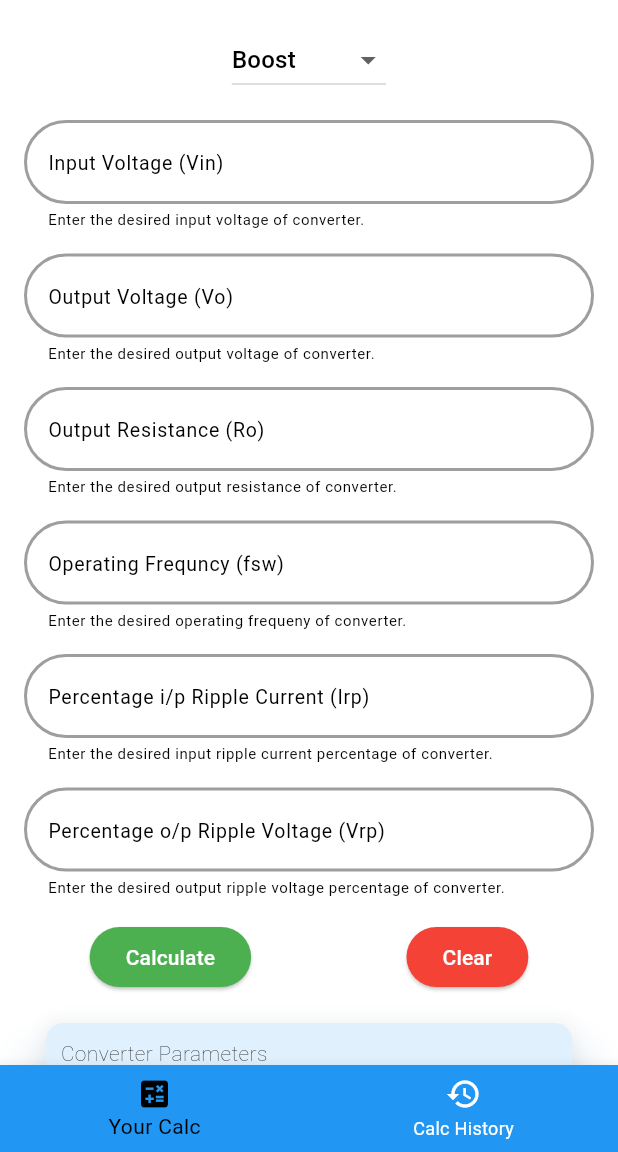
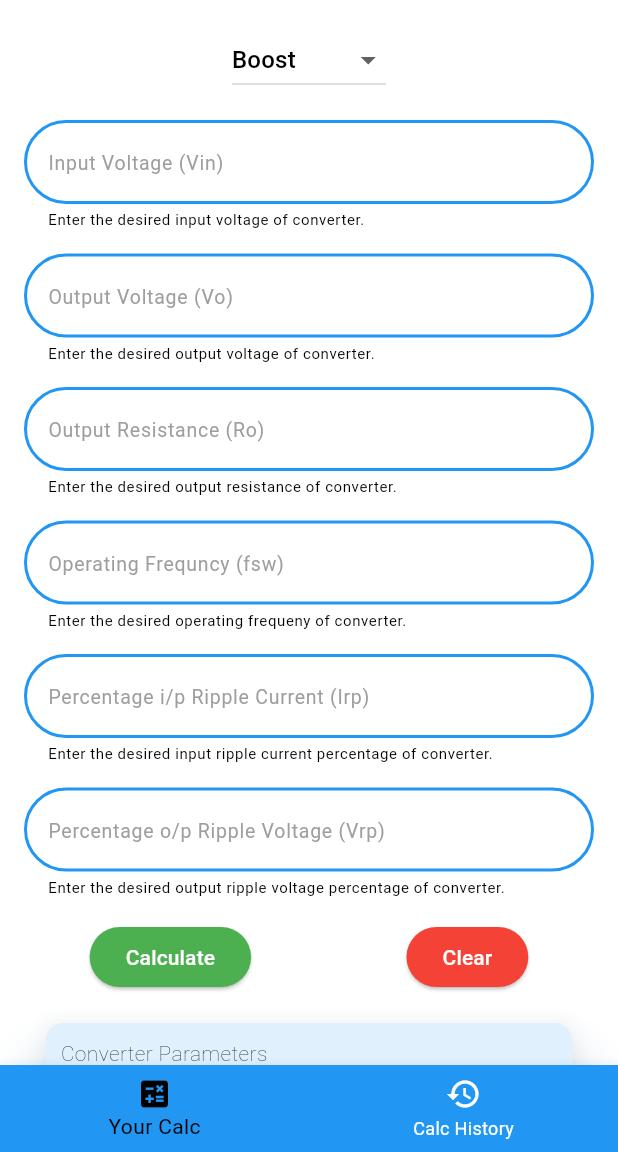
Before and after one commit to PranayJagtap06/convertercalc-flutter, a Flutter app: the CalcMainPage screen opened by its route, on a phone screen of 412 x 824 dp, the part 84-1236 px from its top. Run offline on Flutter 3.47's test engine with Material 3 defaults, Android fonts, the phone set to English and light mode, and no system bars; our stand-ins replace font_awesome_flutter, permission_handler, share_plus; missing offline and left inert: android_intent; Roboto replaces fonts that are missing (FiraCodeNerdFont, FiraCodeNerdFontMono, FiraCodeNerdFontPropo).

Commit message:
added isDark argument to main_page and calc_page and updated TextFields.

```diff
--- a/lib/Pages/calc_page.dart
+++ b/lib/Pages/calc_page.dart
@@ -7,7 +7,9 @@ import 'package:path_provider/path_provider.dart';
 // import 'package:permission_handler/permission_handler.dart';
 
 class CalcPage extends StatefulWidget {
-  const CalcPage({super.key});
+  const CalcPage({super.key, required this.isDark});
+
+  final bool isDark;
 
   @override
   State<CalcPage> createState() => _CalcPageState();
@@ -55,10 +57,28 @@ class _CalcPageState extends State<CalcPage> {
         });
       });
     });
+    _focusNodevin.addListener(_handleFocusChange);
+    _focusNodevo.addListener(_handleFocusChange);
+    _focusNodero.addListener(_handleFocusChange);
+    _focusNodefsw.addListener(_handleFocusChange);
+    _focusNodeIrp.addListener(_handleFocusChange);
+    _focusNodeVrp.addListener(_handleFocusChange);
   }
 
   @override
   void dispose() {
+    _focusNodevin.removeListener(_handleFocusChange);
+    _focusNodevo.removeListener(_handleFocusChange);
+    _focusNodero.removeListener(_handleFocusChange);
+    _focusNodefsw.removeListener(_handleFocusChange);
+    _focusNodeIrp.removeListener(_handleFocusChange);
+    _focusNodeVrp.removeListener(_handleFocusChange);
+    _focusNodevin.dispose();
+    _focusNodevo.dispose();
+    _focusNodero.dispose();
+    _focusNodefsw.dispose();
+    _focusNodeIrp.dispose();
+    _focusNodeVrp.dispose();
     scrollMain.dispose();
     scrollOp.dispose();
     super.dispose();
@@ -408,6 +428,43 @@ class _CalcPageState extends State<CalcPage> {
     });
   }
 
+  final FocusNode _focusNodevin = FocusNode();
+  final FocusNode _focusNodevo = FocusNode();
+  final FocusNode _focusNodero = FocusNode();
+  final FocusNode _focusNodefsw = FocusNode();
+  final FocusNode _focusNodeIrp = FocusNode();
+  final FocusNode _focusNodeVrp = FocusNode();
+
+  void _handleFocusChange() {
+    setState(() {
+      // Force a rebuild to update the fill color based on the focus state
+    });
+  }
+
+  Color _getFillColor(bool hasFocus) {
+    if (widget.isDark) {
+      return hasFocus ? Colors.amber[600]! : Colors.transparent;
+    } else {
+      return hasFocus ? Colors.blue[600]! : Colors.transparent;
+    }
+  }
+
+  TextStyle _getHintStyle(bool hasFocus) {
+    if (widget.isDark) {
+      return TextStyle(
+        fontFamily: 'FiraCodeNerdFontPropo',
+        fontSize: 13,
+        color: hasFocus ? Colors.black : Colors.grey,
+      );
+    } else {
+      return TextStyle(
+        fontFamily: 'FiraCodeNerdFontPropo',
+        fontSize: 13,
+        color: hasFocus ? Colors.white : Colors.grey,
+      );
+    }
+  }
+
   @override
   Widget build(BuildContext context) {
     return Scaffold(
@@ -428,7 +485,8 @@ class _CalcPageState extends State<CalcPage> {
             DropdownButton<String>(
               elevation: 10,
               borderRadius: const BorderRadius.all(Radius.circular(30)),
-              dropdownColor: Theme.of(context).colorScheme.secondary,//Colors.grey[400],
+              dropdownColor:
+                  Theme.of(context).colorScheme.secondary, //Colors.grey[400],
               value: _mode,
               onChanged: (String? newValue) {
                 setState(() {
@@ -456,25 +514,26 @@ class _CalcPageState extends State<CalcPage> {
               controller: vin,
               decoration: InputDecoration(
                 border: const OutlineInputBorder(),
-                focusColor: Colors.blue[100],
                 enabledBorder: OutlineInputBorder(
-                  borderSide: const BorderSide(
-                    color: Colors.grey,
+                  borderSide: BorderSide(
+                    color: Theme.of(context).colorScheme.secondary,
                     width: 2.0,
                   ),
                   borderRadius: BorderRadius.circular(50.0),
                 ),
                 focusedBorder: OutlineInputBorder(
-                  borderSide: const BorderSide(
-                    color: Colors.blue, // Change this to your desired color
+                  borderSide: BorderSide(
+                    color: Theme.of(context)
+                        .colorScheme
+                        .primary, // Change this to your desired color
                     width: 2.0, // Adjust the border width as needed
                   ),
                   borderRadius: BorderRadius.circular(50.0),
                 ),
                 filled: true,
+                fillColor: _getFillColor(_focusNodevin.hasFocus),
                 hintText: 'Input Voltage (Vin)',
-                hintStyle: const TextStyle(
-                    fontFamily: 'FiraCodeNerdFontPropo', fontSize: 13),
+                hintStyle: _getHintStyle(_focusNodevin.hasFocus),
                 helperText: 'Enter the desired input voltage of converter.',
                 helperMaxLines: 2,
                 helperStyle: const TextStyle(
@@ -489,6 +548,7 @@ class _CalcPageState extends State<CalcPage> {
               onEditingComplete: () {
                 FocusScope.of(context).nextFocus();
               },
+              focusNode: _focusNodevin,
             ),
             const SizedBox(
               height: 16.0,
@@ -497,25 +557,24 @@ class _CalcPageState extends State<CalcPage> {
               controller: vo,
               decoration: InputDecoration(
                 border: const OutlineInputBorder(),
-                focusColor: Colors.blue[100],
                 enabledBorder: OutlineInputBorder(
-                  borderSide: const BorderSide(
-                    color: Colors.grey,
+                  borderSide: BorderSide(
+                    color: Theme.of(context).colorScheme.secondary,
                     width: 2.0,
                   ),
                   borderRadius: BorderRadius.circular(50.0),
                 ),
                 focusedBorder: OutlineInputBorder(
-                  borderSide: const BorderSide(
-                    color: Colors.blue, // Change this to your desired color
+                  borderSide: BorderSide(
+                    color: Theme.of(context).colorScheme.primary, // Change this to your desired color
                     width: 2.0, // Adjust the border width as needed
                   ),
                   borderRadius: BorderRadius.circular(50.0),
                 ),
                 filled: true,
+                fillColor: _getFillColor(_focusNodevo.hasFocus),
                 hintText: 'Output Voltage (Vo)',
-                hintStyle: const TextStyle(
-                    fontFamily: 'FiraCodeNerdFontPropo', fontSize: 13),
+                hintStyle: _getHintStyle(_focusNodevo.hasFocus),
                 helperText: 'Enter the desired output voltage of converter.',
                 helperMaxLines: 2,
                 helperStyle: const TextStyle(
@@ -530,6 +589,7 @@ class _CalcPageState extends State<CalcPage> {
               onEditingComplete: () {
                 FocusScope.of(context).nextFocus();
               },
+              focusNode: _focusNodevo,
             ),
             const SizedBox(
               height: 16.0,
@@ -538,27 +598,25 @@ class _CalcPageState extends State<CalcPage> {
               controller: ro,
               decoration: InputDecoration(
                 border: const OutlineInputBorder(),
-                focusColor: Colors.blue[100],
                 enabledBorder: OutlineInputBorder(
-                  borderSide: const BorderSide(
-                    color: Colors.grey,
+                  borderSide: BorderSide(
+                    color: Theme.of(context).colorScheme.secondary,
                     width: 2.0,
                   ),
                   borderRadius: BorderRadius.circular(50.0),
                 ),
                 focusedBorder: OutlineInputBorder(
-                  borderSide: const BorderSide(
-                    color: Colors.blue, // Change this to your desired color
+                  borderSide: BorderSide(
+                    color: Theme.of(context).colorScheme.primary, // Change this to your desired color
                     width: 2.0, // Adjust the border width as needed
                   ),
                   borderRadius: BorderRadius.circular(50.0),
                 ),
                 filled: true,
+                fillColor: _getFillColor(_focusNodero.hasFocus),
                 hintText: 'Output Resistance (Ro)',
-                hintStyle: const TextStyle(
-                    fontFamily: 'FiraCodeNerdFontPropo', fontSize: 13),
-                helperText:
-                    'Enter the desired output resistance of converter.',
+                hintStyle: _getHintStyle(_focusNodero.hasFocus),
+                helperText: 'Enter the desired output resistance of converter.',
                 helperMaxLines: 2,
                 helperStyle: const TextStyle(
                     fontFamily: 'FiraCodeNerdFontMono', fontSize: 10),
@@ -572,6 +630,7 @@ class _CalcPageState extends State<CalcPage> {
               onEditingComplete: () {
                 FocusScope.of(context).nextFocus();
               },
+              focusNode: _focusNodero,
             ),
             const SizedBox(
               height: 16.0,
@@ -580,25 +639,24 @@ class _CalcPageState extends State<CalcPage> {
               controller: fsw,
               decoration: InputDecoration(
                 border: const OutlineInputBorder(),
-                focusColor: Colors.blue[100],
                 enabledBorder: OutlineInputBorder(
-                  borderSide: const BorderSide(
-                    color: Colors.grey,
+                  borderSide: BorderSide(
+                    color: Theme.of(context).colorScheme.secondary,
                     width: 2.0,
                   ),
                   borderRadius: BorderRadius.circular(50.0),
                 ),
                 focusedBorder: OutlineInputBorder(
-                  borderSide: const BorderSide(
-                    color: Colors.blue, // Change this to your desired color
+                  borderSide: BorderSide(
+                    color: Theme.of(context).colorScheme.primary, // Change this to your desired color
                     width: 2.0, // Adjust the border width as needed
                   ),
                   borderRadius: BorderRadius.circular(50.0),
                 ),
                 filled: true,
+                fillColor: _getFillColor(_focusNodefsw.hasFocus),
                 hintText: 'Operating Frequncy (fsw)',
-                hintStyle: const TextStyle(
-                    fontFamily: 'FiraCodeNerdFontPropo', fontSize: 13),
+                hintStyle: _getHintStyle(_focusNodefsw.hasFocus),
                 helperText:
                     'Enter the desired operating frequeny of converter.',
                 helperMaxLines: 2,
@@ -614,6 +672,7 @@ class _CalcPageState extends State<CalcPage> {
               onEditingComplete: () {
                 FocusScope.of(context).nextFocus();
               },
+              focusNode: _focusNodefsw,
             ),
             const SizedBox(
               height: 16.0,
@@ -622,25 +681,24 @@ class _CalcPageState extends State<CalcPage> {
               controller: ipIripl,
               decoration: InputDecoration(
                 border: const OutlineInputBorder(),
-                focusColor: Colors.blue[100],
                 enabledBorder: OutlineInputBorder(
-                  borderSide: const BorderSide(
-                    color: Colors.grey,
+                  borderSide: BorderSide(
+                    color: Theme.of(context).colorScheme.secondary,
                     width: 2.0,
                   ),
                   borderRadius: BorderRadius.circular(50.0),
                 ),
                 focusedBorder: OutlineInputBorder(
-                  borderSide: const BorderSide(
-                    color: Colors.blue, // Change this to your desired color
+                  borderSide: BorderSide(
+                    color: Theme.of(context).colorScheme.primary, // Change this to your desired color
                     width: 2.0, // Adjust the border width as needed
                   ),
                   borderRadius: BorderRadius.circular(50.0),
                 ),
                 filled: true,
+                fillColor: _getFillColor(_focusNodeIrp.hasFocus),
                 hintText: 'Percentage i/p Ripple Current (Irp)',
-                hintStyle: const TextStyle(
-                    fontFamily: 'FiraCodeNerdFontPropo', fontSize: 13),
+                hintStyle: _getHintStyle(_focusNodeIrp.hasFocus),
                 helperText:
                     'Enter the desired input ripple current percentage of converter.',
                 helperMaxLines: 2,
@@ -656,6 +714,7 @@ class _CalcPageState extends State<CalcPage> {
               onEditingComplete: () {
                 FocusScope.of(context).nextFocus();
               },
+              focusNode: _focusNodeIrp,
             ),
             const SizedBox(
               height: 16.0,
@@ -664,25 +723,24 @@ class _CalcPageState extends State<CalcPage> {
               controller: vrp,
               decoration: InputDecoration(
                 border: const OutlineInputBorder(),
-                focusColor: Colors.blue[100],
                 enabledBorder: OutlineInputBorder(
-                  borderSide: const BorderSide(
-                    color: Colors.grey,
+                  borderSide: BorderSide(
+                    color: Theme.of(context).colorScheme.secondary,
                     width: 2.0,
                   ),
                   borderRadius: BorderRadius.circular(50.0),
                 ),
                 focusedBorder: OutlineInputBorder(
-                  borderSide: const BorderSide(
-                    color: Colors.blue, // Change this to your desired color
+                  borderSide: BorderSide(
+                    color: Theme.of(context).colorScheme.primary, // Change this to your desired color
                     width: 2.0, // Adjust the border width as needed
                   ),
                   borderRadius: BorderRadius.circular(50.0),
                 ),
                 filled: true,
+                fillColor: _getFillColor(_focusNodeVrp.hasFocus),
                 hintText: 'Percentage o/p Ripple Voltage (Vrp)',
-                hintStyle: const TextStyle(
-                    fontFamily: 'FiraCodeNerdFontPropo', fontSize: 13),
+                hintStyle: _getHintStyle(_focusNodeVrp.hasFocus),
                 helperText:
                     'Enter the desired output ripple voltage percentage of converter.',
                 helperMaxLines: 2,
@@ -698,6 +756,7 @@ class _CalcPageState extends State<CalcPage> {
               onEditingComplete: () {
                 FocusScope.of(context).nextFocus();
               },
+              focusNode: _focusNodeVrp,
             ),
             const SizedBox(
               height: 16.0,
--- a/lib/Pages/home_page.dart
+++ b/lib/Pages/home_page.dart
@@ -310,7 +310,7 @@ class _CalcHomePageState extends State<CalcHomePage> {
               ),
               onPressed: () => Navigator.push(
                 context,
-                MaterialPageRoute(builder: (context) => const CalcMainPage()),
+                MaterialPageRoute(builder: (context) => CalcMainPage(isDark: widget.isDark,)),
               ),
               child: const Row(
                 mainAxisSize: MainAxisSize.min,
--- a/lib/Pages/main_page.dart
+++ b/lib/Pages/main_page.dart
@@ -3,7 +3,9 @@ import 'package:convertercalc_flutter/Pages/hist_page.dart';
 import 'package:flutter/material.dart';
 
 class CalcMainPage extends StatefulWidget {
-  const CalcMainPage({super.key});
+  const CalcMainPage({super.key, required this.isDark});
+
+  final bool isDark;
 
   @override
   State<CalcMainPage> createState() => _CalcMainPageState();
@@ -12,7 +14,15 @@ class CalcMainPage extends StatefulWidget {
 class _CalcMainPageState extends State<CalcMainPage> {
   int _selectPage = 0;
 
-  final List _pages = [const CalcPage(), const HistPage()];
+  // final List _pages = [CalcPage(isDark: widget.isDark,), const HistPage()];
+
+  late List _pages;
+
+  @override
+  void initState() {
+    super.initState();
+    _pages = [CalcPage(isDark: widget.isDark,), const HistPage()];
+  }
 
   void _navigateBottomBar(int page) {
     setState(() {
--- a/lib/main.dart
+++ b/lib/main.dart
@@ -103,7 +103,7 @@ class _CalcAppState extends State<CalcApp> {
         isDark: _isDarkTheme,
       ),
       routes: {
-        '/mainpage': (context) => const CalcMainPage(),
+        '/mainpage': (context) => CalcMainPage(isDark: _isDarkTheme,),
       },
     );
   }
```
